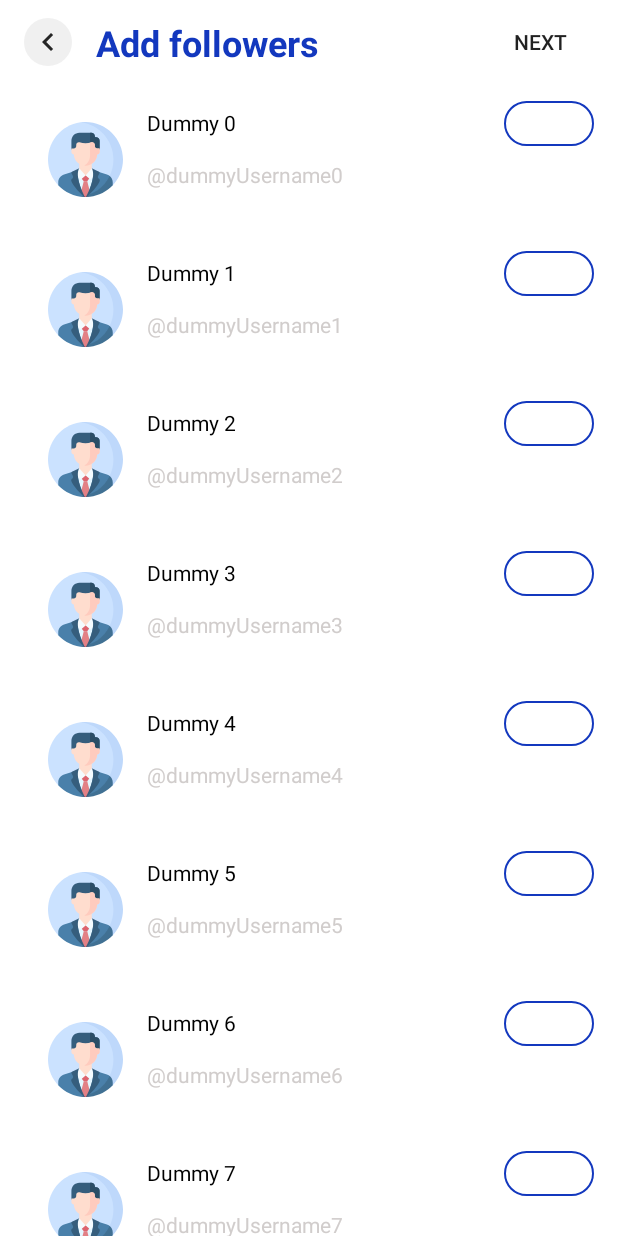
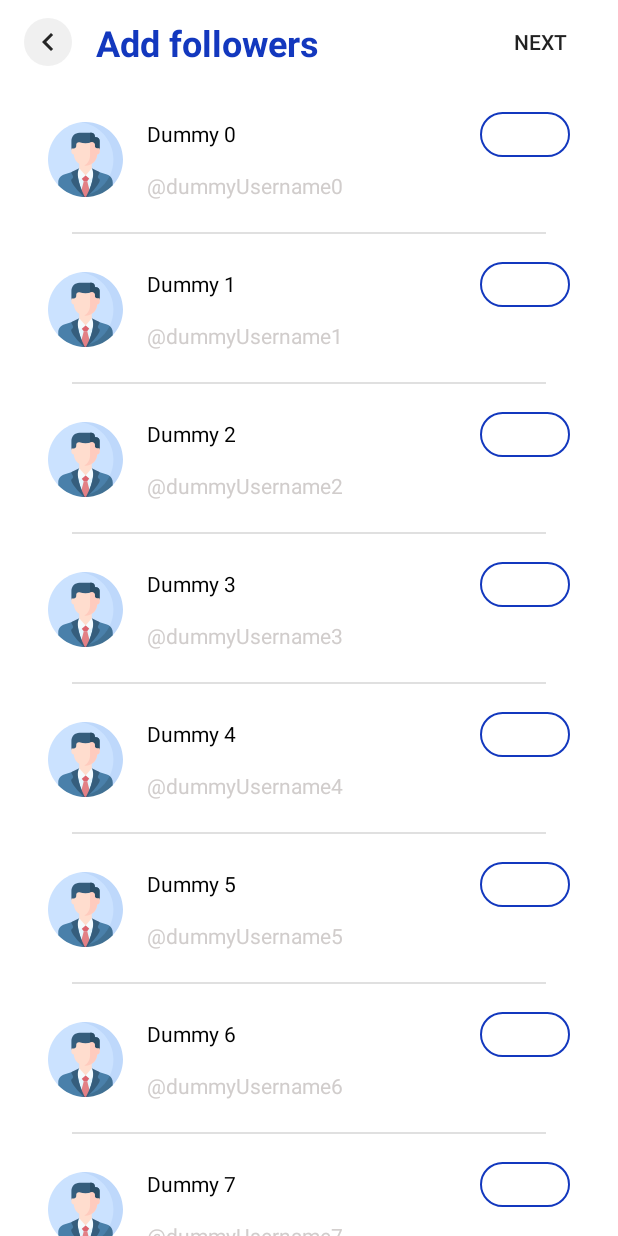
Before and after one commit to noahweasley/TuneME-frontend, an Android app: the AddFollowersPageActivity screen opened directly, with no data from a screen before it, on a phone screen of 412 x 824 dp. Run offline under Robolectric (Android 15) with nearby library versions, the light colour scheme and no system bars; our stand-ins replace Picasso; libraries missing offline, so code that uses them is left out: me.everything.android; pictures from the network do not load; 1 statement that could not run was skipped.

Commit message:
improved followers list row layout

```diff
--- a/app/src/main/res/layout/followers_row.xml
+++ b/app/src/main/res/layout/followers_row.xml
@@ -1,9 +1,9 @@
 <?xml version="1.0" encoding="utf-8"?>
 <androidx.constraintlayout.widget.ConstraintLayout xmlns:android="http://schemas.android.com/apk/res/android"
     xmlns:app="http://schemas.android.com/apk/res-auto"
-    xmlns:tools="http://schemas.android.com/tools"
     android:layout_width="match_parent"
-    android:layout_height="100dp">
+    android:layout_height="100dp"
+    android:background="@android:color/white">
 
     <com.google.android.material.imageview.ShapeableImageView
         android:id="@+id/profile_image"
@@ -22,12 +22,12 @@
         android:layout_height="wrap_content"
         android:layout_marginStart="16dp"
         android:layout_marginLeft="16dp"
-        android:layout_marginTop="16dp"
         android:text="@string/default_profile_name"
         android:textColor="@android:color/black"
         app:layout_constraintBottom_toTopOf="@id/user_name"
         app:layout_constraintStart_toEndOf="@+id/profile_image"
-        app:layout_constraintTop_toTopOf="parent" />
+        app:layout_constraintTop_toTopOf="parent"
+        app:layout_constraintVertical_chainStyle="packed" />
 
     <TextView
         android:id="@+id/user_name"
@@ -38,6 +38,7 @@
         android:layout_marginTop="15dp"
         android:text="@string/default_username"
         android:textColor="@color/light_grey"
+        app:layout_constraintBottom_toBottomOf="parent"
         app:layout_constraintStart_toEndOf="@+id/profile_image"
         app:layout_constraintTop_toBottomOf="@+id/profile_name" />
 
@@ -45,14 +46,24 @@
         android:id="@+id/list_action"
         android:layout_width="60dp"
         android:layout_height="30dp"
-        android:textSize="12sp"
-        android:textColor="@android:color/white"
+        android:layout_marginEnd="16dp"
+        android:layout_marginRight="16dp"
+        android:enabled="true"
         android:background="@drawable/bg_rounded_edges_fit"
         android:text="@string/add"
+        android:textColor="@android:color/white"
+        android:textSize="12sp"
         app:layout_constraintBaseline_toBaselineOf="@id/profile_name"
-        app:layout_constraintEnd_toEndOf="parent"
-        tools:layout_editor_absoluteX="292dp"
-        tools:layout_editor_absoluteY="24dp" />
+        app:layout_constraintEnd_toEndOf="parent" />
 
+    <View
+        android:id="@+id/divider"
+        android:layout_width="0dp"
+        android:layout_height="1dp"
+        android:layout_marginHorizontal="16dp"
+        android:background="?android:attr/listDivider"
+        app:layout_constraintBottom_toBottomOf="parent"
+        app:layout_constraintEnd_toEndOf="@id/list_action"
+        app:layout_constraintStart_toStartOf="@id/profile_image" />
 
 </androidx.constraintlayout.widget.ConstraintLayout>
```
